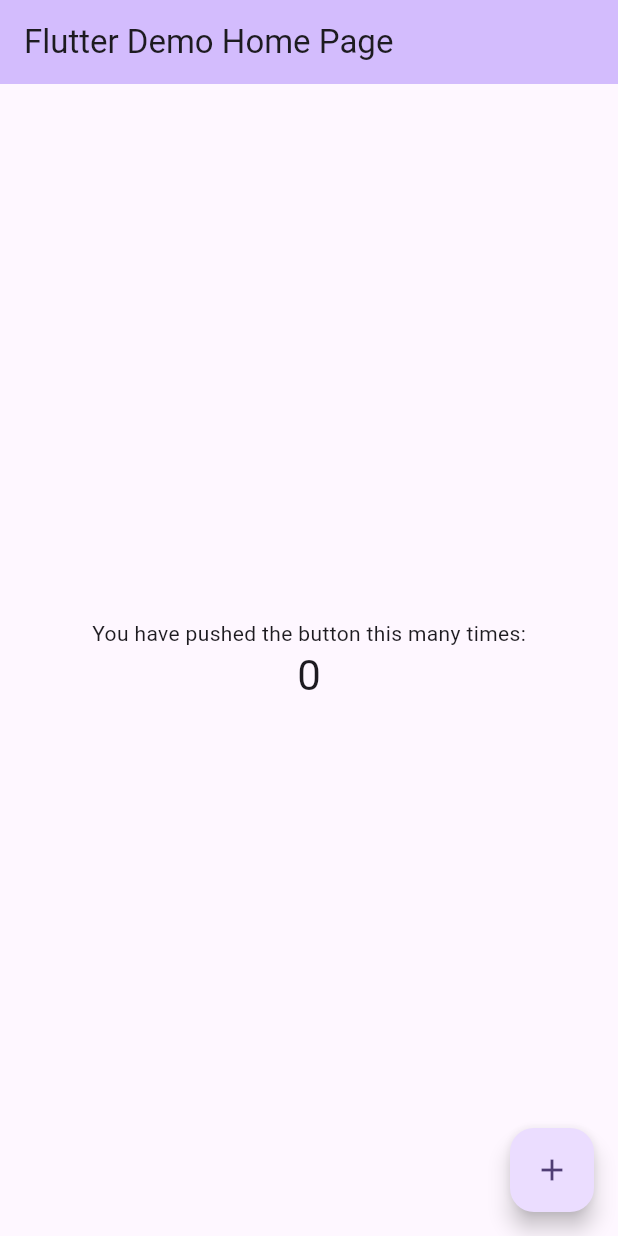
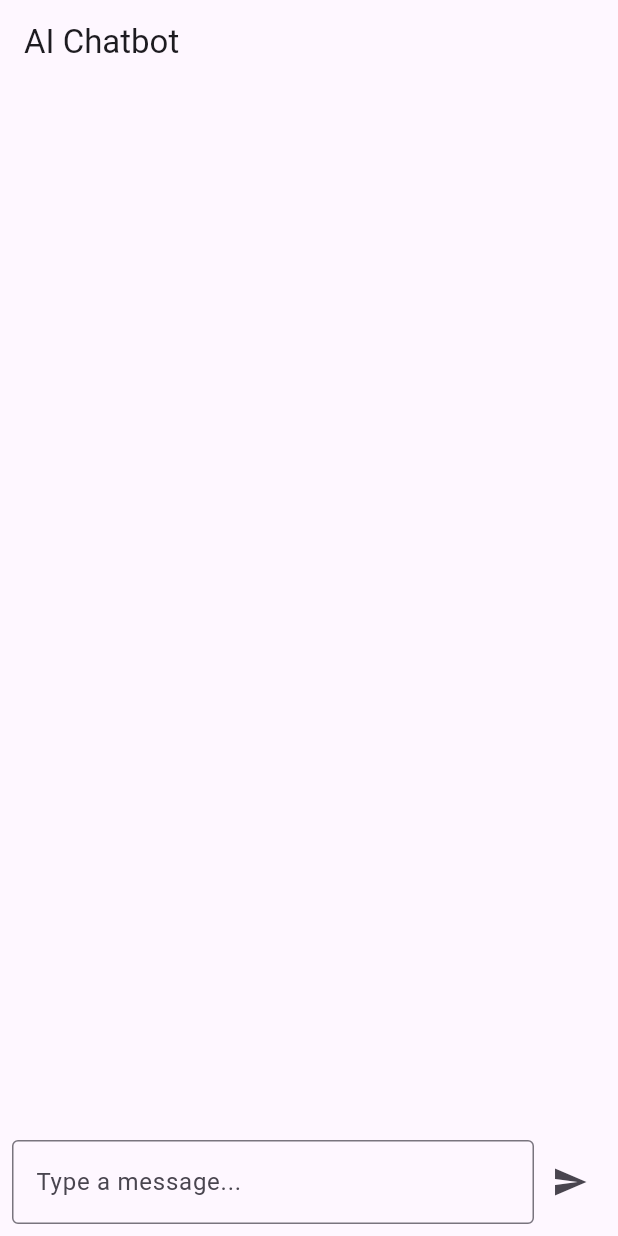
Before and after one commit to nikkk404/karna-chatbot, a Flutter app: the screen it shows after launch, on a phone screen of 412 x 824 dp. Run offline on Flutter 3.47's test engine with Material 3 defaults, Android fonts, the phone set to English and light mode, and no system bars; our stand-ins replace dio, flutter_dotenv.

Commit message:
chat bot implementing

```diff
--- /dev/null
+++ b/lib/chat_screen.dart
@@ -0,0 +1,78 @@
+import 'package:flutter/material.dart';
+import 'package:provider/provider.dart';
+import 'mistral_service.dart';
+
+class ChatScreen extends StatefulWidget {
+  @override
+  _ChatScreenState createState() => _ChatScreenState();
+}
+
+class _ChatScreenState extends State<ChatScreen> {
+  final TextEditingController _controller = TextEditingController();
+  List<Map<String, String>> messages = [];
+  final MistralService mistralService = MistralService();
+
+  void sendMessage() async {
+    String userMessage = _controller.text;
+    setState(() {
+      messages.add({'role': 'user', 'content': userMessage});
+    });
+    _controller.clear();
+
+    String botResponse = await mistralService.sendMessage(userMessage);
+    setState(() {
+      messages.add({'role': 'bot', 'content': botResponse});
+    });
+  }
+
+  @override
+  Widget build(BuildContext context) {
+    return Scaffold(
+      appBar: AppBar(title: Text('AI Chatbot')),
+      body: Column(
+        children: [
+          Expanded(
+            child: ListView.builder(
+              itemCount: messages.length,
+              itemBuilder: (context, index) {
+                return ListTile(
+                  title: Text(
+                    messages[index]['content']!,
+                    textAlign: messages[index]['role'] == 'user'
+                        ? TextAlign.right
+                        : TextAlign.left,
+                    style: TextStyle(
+                      color: messages[index]['role'] == 'user'
+                          ? Colors.blue
+                          : Colors.black,
+                    ),
+                  ),
+                );
+              },
+            ),
+          ),
+          Padding(
+            padding: const EdgeInsets.all(8.0),
+            child: Row(
+              children: [
+                Expanded(
+                  child: TextField(
+                    controller: _controller,
+                    decoration: InputDecoration(
+                      hintText: 'Type a message...',
+                      border: OutlineInputBorder(),
+                    ),
+                  ),
+                ),
+                IconButton(
+                  icon: Icon(Icons.send),
+                  onPressed: sendMessage,
+                ),
+              ],
+            ),
+          ),
+        ],
+      ),
+    );
+  }
+}
--- a/lib/main.dart
+++ b/lib/main.dart
@@ -1,125 +1,21 @@
 import 'package:flutter/material.dart';
+import 'package:flutter_dotenv/flutter_dotenv.dart';
+import 'chat_screen.dart';
 
-void main() {
-  runApp(const MyApp());
+void main() async {
+  WidgetsFlutterBinding.ensureInitialized(); // Ensure Flutter is initialized
+  await dotenv.load(fileName: ".env"); // Explicitly load .env
+  runApp(MyApp());
 }
 
 class MyApp extends StatelessWidget {
-  const MyApp({super.key});
+  const MyApp({super.key}); // Keep it const
 
-  // This widget is the root of your application.
   @override
   Widget build(BuildContext context) {
     return MaterialApp(
-      title: 'Flutter Demo',
-      theme: ThemeData(
-        // This is the theme of your application.
-        //
-        // TRY THIS: Try running your application with "flutter run". You'll see
-        // the application has a purple toolbar. Then, without quitting the app,
-        // try changing the seedColor in the colorScheme below to Colors.green
-        // and then invoke "hot reload" (save your changes or press the "hot
-        // reload" button in a Flutter-supported IDE, or press "r" if you used
-        // the command line to start the app).
-        //
-        // Notice that the counter didn't reset back to zero; the application
-        // state is not lost during the reload. To reset the state, use hot
-        // restart instead.
-        //
-        // This works for code too, not just values: Most code changes can be
-        // tested with just a hot reload.
-        colorScheme: ColorScheme.fromSeed(seedColor: Colors.deepPurple),
-        useMaterial3: true,
-      ),
-      home: const MyHomePage(title: 'Flutter Demo Home Page'),
+      debugShowCheckedModeBanner: false,
+      home: ChatScreen(),
     );
   }
 }
-
-class MyHomePage extends StatefulWidget {
-  const MyHomePage({super.key, required this.title});
-
-  // This widget is the home page of your application. It is stateful, meaning
-  // that it has a State object (defined below) that contains fields that affect
-  // how it looks.
-
-  // This class is the configuration for the state. It holds the values (in this
-  // case the title) provided by the parent (in this case the App widget) and
-  // used by the build method of the State. Fields in a Widget subclass are
-  // always marked "final".
-
-  final String title;
-
-  @override
-  State<MyHomePage> createState() => _MyHomePageState();
-}
-
-class _MyHomePageState extends State<MyHomePage> {
-  int _counter = 0;
-
-  void _incrementCounter() {
-    setState(() {
-      // This call to setState tells the Flutter framework that something has
-      // changed in this State, which causes it to rerun the build method below
-      // so that the display can reflect the updated values. If we changed
-      // _counter without calling setState(), then the build method would not be
-      // called again, and so nothing would appear to happen.
-      _counter++;
-    });
-  }
-
-  @override
-  Widget build(BuildContext context) {
-    // This method is rerun every time setState is called, for instance as done
-    // by the _incrementCounter method above.
-    //
-    // The Flutter framework has been optimized to make rerunning build methods
-    // fast, so that you can just rebuild anything that needs updating rather
-    // than having to individually change instances of widgets.
-    return Scaffold(
-      appBar: AppBar(
-        // TRY THIS: Try changing the color here to a specific color (to
-        // Colors.amber, perhaps?) and trigger a hot reload to see the AppBar
-        // change color while the other colors stay the same.
-        backgroundColor: Theme.of(context).colorScheme.inversePrimary,
-        // Here we take the value from the MyHomePage object that was created by
-        // the App.build method, and use it to set our appbar title.
-        title: Text(widget.title),
-      ),
-      body: Center(
-        // Center is a layout widget. It takes a single child and positions it
-        // in the middle of the parent.
-        child: Column(
-          // Column is also a layout widget. It takes a list of children and
-          // arranges them vertically. By default, it sizes itself to fit its
-          // children horizontally, and tries to be as tall as its parent.
-          //
-          // Column has various properties to control how it sizes itself and
-          // how it positions its children. Here we use mainAxisAlignment to
-          // center the children vertically; the main axis here is the vertical
-          // axis because Columns are vertical (the cross axis would be
-          // horizontal).
-          //
-          // TRY THIS: Invoke "debug painting" (choose the "Toggle Debug Paint"
-          // action in the IDE, or press "p" in the console), to see the
-          // wireframe for each widget.
-          mainAxisAlignment: MainAxisAlignment.center,
-          children: <Widget>[
-            const Text(
-              'You have pushed the button this many times:',
-            ),
-            Text(
-              '$_counter',
-              style: Theme.of(context).textTheme.headlineMedium,
-            ),
-          ],
-        ),
-      ),
-      floatingActionButton: FloatingActionButton(
-        onPressed: _incrementCounter,
-        tooltip: 'Increment',
-        child: const Icon(Icons.add),
-      ), // This trailing comma makes auto-formatting nicer for build methods.
-    );
-  }
-}
--- /dev/null
+++ b/lib/mistral_service.dart
@@ -0,0 +1,29 @@
+import 'package:dio/dio.dart';
+import 'package:flutter_dotenv/flutter_dotenv.dart';
+
+class MistralService {
+  final Dio _dio = Dio();
+  final String apiKey = dotenv.env['MISTRAL_API_KEY'] ?? '';
+
+  Future<String> sendMessage(String message) async {
+    try {
+      Response response = await _dio.post(
+        'https://api.mistral.ai/v1/chat/completions',
+        options: Options(headers: {
+          'Authorization': 'Bearer $apiKey',
+          'Content-Type': 'application/json',
+        }),
+        data: {
+          'model': 'mistral-7b',
+          'messages': [
+            {'role': 'user', 'content': message}
+          ]
+        },
+      );
+
+      return response.data['choices'][0]['message']['content'];
+    } catch (e) {
+      return 'Error: ${e.toString()}';
+    }
+  }
+}
--- a/pubspec.yaml
+++ b/pubspec.yaml
@@ -30,11 +30,14 @@ environment:
 dependencies:
   flutter:
     sdk: flutter
+  dio: ^5.3.2
+  provider: ^6.0.5
 
 
   # The following adds the Cupertino Icons font to your application.
   # Use with the CupertinoIcons class for iOS style icons.
   cupertino_icons: ^1.0.6
+  flutter_dotenv: ^5.2.1
 
 dev_dependencies:
   flutter_test:
```
Also changed, not shown: pubspec.lock, 2 other files.
